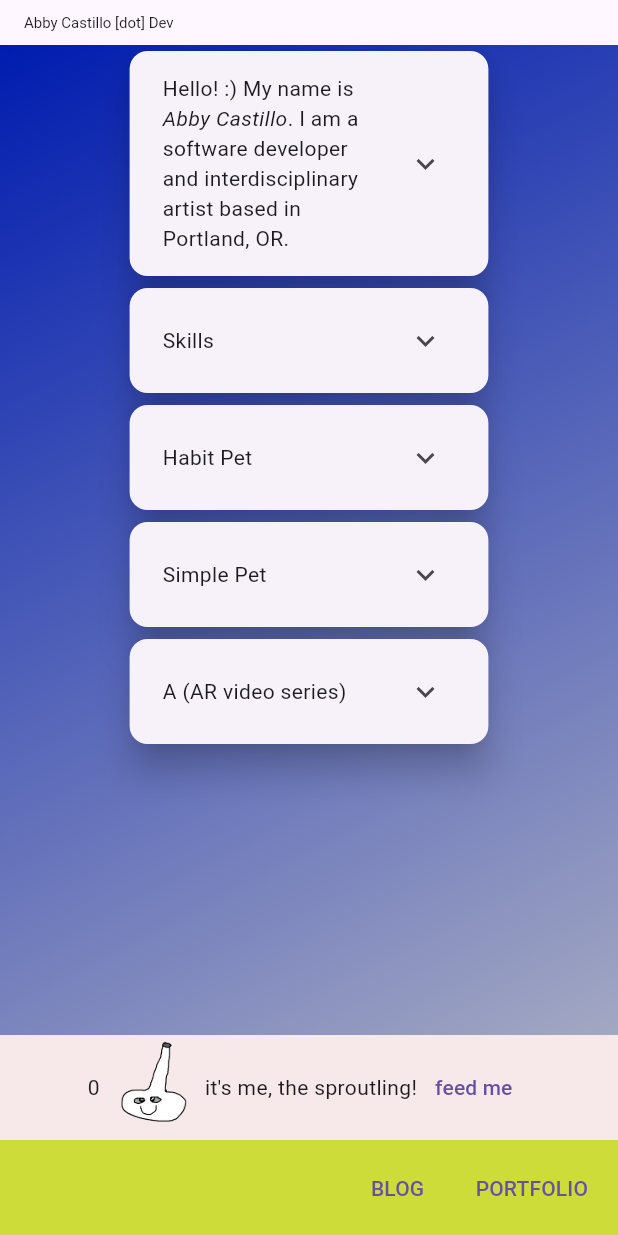
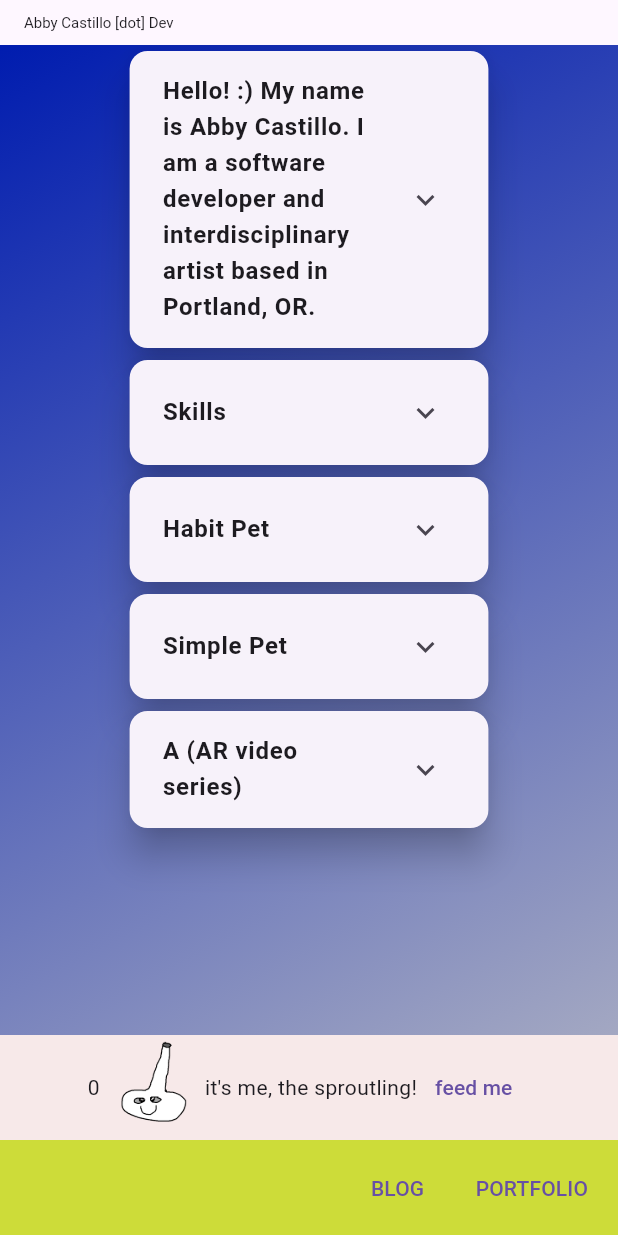
Before and after one commit to abbymachines/flutter-dev-portfolio, a Flutter app: the screen it shows after launch, on a phone screen of 412 x 824 dp. Run offline on Flutter 3.47's test engine with Material 2 defaults, Android fonts, the phone set to English and light mode, and no system bars; drawn by our look-alikes of flutter_markdown.

Commit message:
make all card titles bold

```diff
--- a/lib/data/portfolio_items_data.dart
+++ b/lib/data/portfolio_items_data.dart
@@ -6,7 +6,7 @@ import 'package:flutter_dev_portfolio/constants/images.dart';
 final items = [
   GenericItem(
     label:
-        'Hello! :) My name is *Abby Castillo*. I am a software developer and interdisciplinary artist based in Portland, OR.',
+        'Hello! :) My name is Abby Castillo. I am a software developer and interdisciplinary artist based in Portland, OR.',
     mainText: "it's true i think!",
     expandedText:
         'I have several websites you can look at and also I have a linkedin and such. Lorem ipso facto badabing badaboom and etcetera as you know',
--- a/lib/widgets/items/item.dart
+++ b/lib/widgets/items/item.dart
@@ -42,7 +42,11 @@ class _ItemState extends State<Item> {
           padding: const EdgeInsets.only(
               top: 6.0, left: 6.0, right: 6.0, bottom: 6.0),
           child: ExpansionTile(
-            title: MarkdownBody(data: widget.item.label),
+            shape: OvalBorder(eccentricity: .5),
+            title: Text(
+              widget.item.label,
+              style: TextStyle(fontWeight: FontWeight.bold),
+            ),
             expandedAlignment: Alignment.topLeft,
             children: <Widget>[
               // MarkdownBody(data: widget.item.mainText),
--- a/lib/widgets/items/item_list.dart
+++ b/lib/widgets/items/item_list.dart
@@ -14,7 +14,7 @@ class ItemList extends StatelessWidget {
   @override
   Widget build(context) {
     return Expanded(
-      child: Container(
+      child: SizedBox(
         width: MediaQuery.of(context).size.width * .6,
         child: ListView.builder(
           itemCount: items.length,
```
Also changed, not shown: lib/models/portfolio.dart (added, +11 -0 lines), lib/models/portfolio_entry.dart (added, +17 -0 lines), lib/widgets/blog/blog_column.dart (+13 -4 lines), lib/widgets/portfolio/portfolio_column.dart (added, +17 -0 lines), lib/widgets/portfolio/portfolio_item.dart (added, +23 -0 lines).
